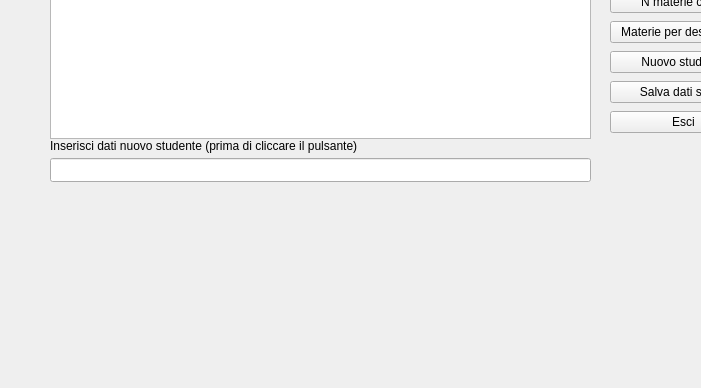
The window that FaChesiaultimo/mainwindow.ui (ErnestoPiccinini-Pascal/Progettogrp) describes before a commit, drawn with Qt 5; both pictures show x 0 to 701 and y 212 to 600 of the 800 by 600 pixel window.
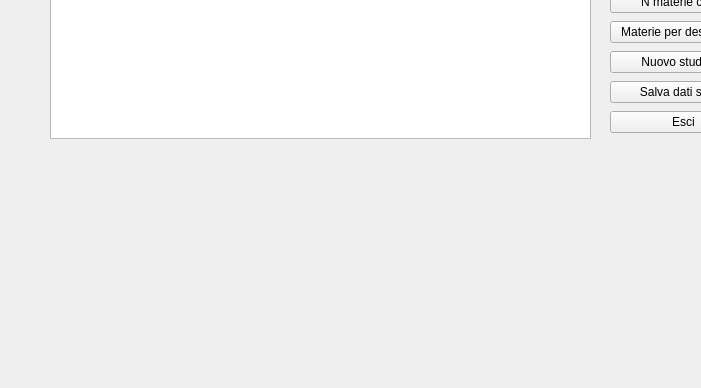
The same window after the commit.

Diff of the .ui file:
```diff
--- a/FaChesiaultimo/mainwindow.ui
+++ b/FaChesiaultimo/mainwindow.ui
@@ -113,29 +113,6 @@
      </item>
     </layout>
    </widget>
-   <widget class="QLineEdit" name="lineEdit">
-    <property name="geometry">
-     <rect>
-      <x>50</x>
-      <y>370</y>
-      <width>541</width>
-      <height>24</height>
-     </rect>
-    </property>
-   </widget>
-   <widget class="QLabel" name="label">
-    <property name="geometry">
-     <rect>
-      <x>50</x>
-      <y>350</y>
-      <width>541</width>
-      <height>16</height>
-     </rect>
-    </property>
-    <property name="text">
-     <string>Inserisci dati nuovo studente (prima di cliccare il pulsante)</string>
-    </property>
-   </widget>
   </widget>
   <widget class="QMenuBar" name="menubar">
    <property name="geometry">
```
